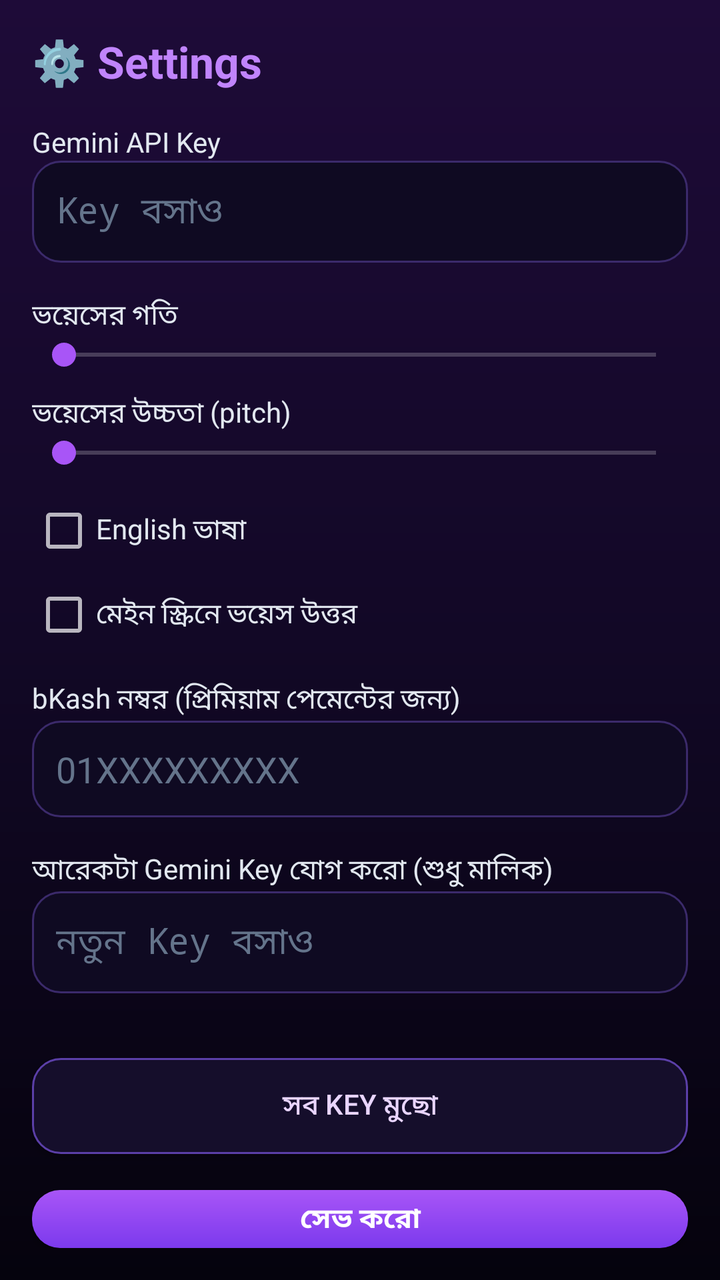
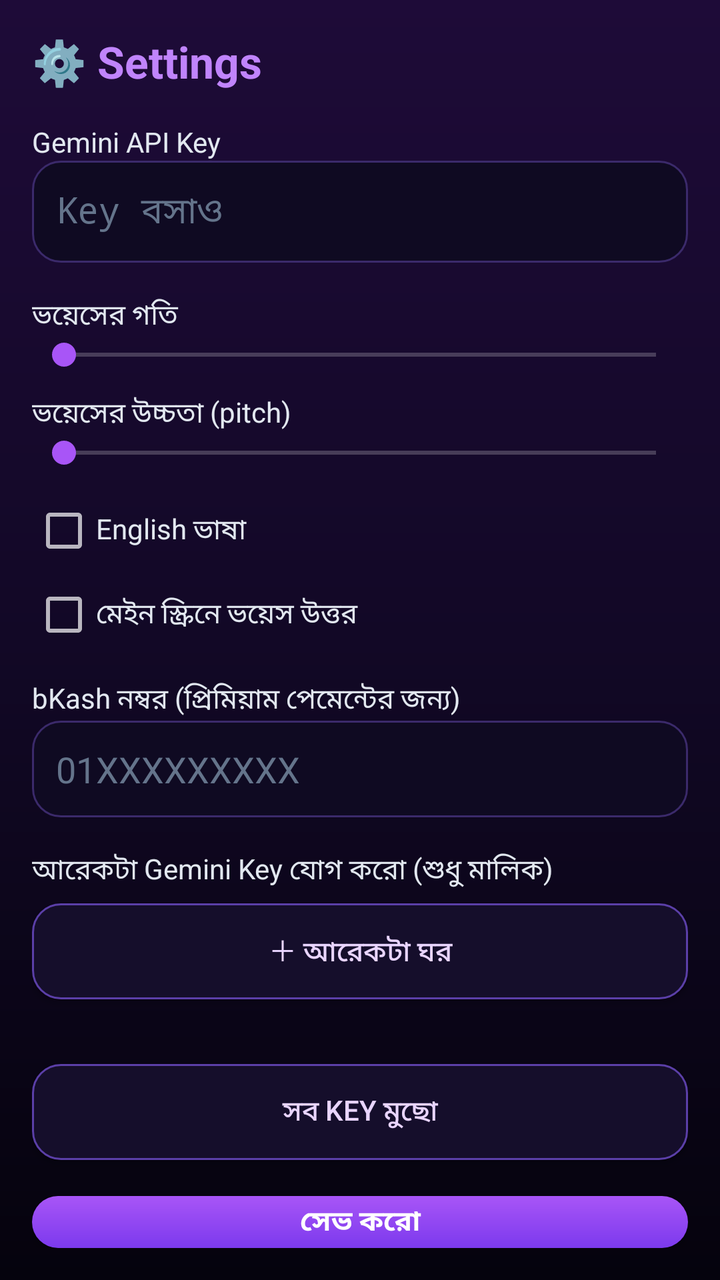

An Android layout rendered at two revisions. The XML below is the earlier revision; the diff shows what the commit changed to produce the second picture.
<!-- AndroidManifest.xml: application theme AppTheme -->
<!-- res/layout/activity_settings.xml -->
<?xml version="1.0" encoding="utf-8"?>
<LinearLayout xmlns:android="http://schemas.android.com/apk/res/android"
    android:layout_width="match_parent"
    android:layout_height="match_parent"
    android:background="@drawable/bg_main"
    android:orientation="vertical"
    android:padding="16dp">

    <TextView
        android:layout_width="match_parent"
        android:layout_height="wrap_content"
        android:text="⚙️ Settings"
        android:textColor="#C084FC"
        android:textSize="22sp"
        android:textStyle="bold" />

    <TextView
        android:layout_width="match_parent"
        android:layout_height="wrap_content"
        android:layout_marginTop="16dp"
        android:text="Gemini API Key"
        android:textColor="#E2E8F0" />

    <EditText
        android:id="@+id/setKey"
        android:layout_width="match_parent"
        android:layout_height="wrap_content"
        android:background="@drawable/bg_input"
        android:hint="Key বসাও"
        android:inputType="textPassword"
        android:padding="12dp"
        android:textColor="#E8F4FF"
        android:textColorHint="#64748B" />

    <TextView
        android:layout_width="match_parent"
        android:layout_height="wrap_content"
        android:layout_marginTop="16dp"
        android:text="ভয়েসের গতি"
        android:textColor="#E2E8F0" />

    <SeekBar
        android:id="@+id/setSpeed"
        android:layout_width="match_parent"
        android:layout_height="wrap_content"
        android:max="20" />

    <TextView
        android:layout_width="match_parent"
        android:layout_height="wrap_content"
        android:layout_marginTop="10dp"
        android:text="ভয়েসের উচ্চতা (pitch)"
        android:textColor="#E2E8F0" />

    <SeekBar
        android:id="@+id/setPitch"
        android:layout_width="match_parent"
        android:layout_height="wrap_content"
        android:max="20" />

    <CheckBox
        android:id="@+id/setEnglish"
        android:layout_width="match_parent"
        android:layout_height="wrap_content"
        android:layout_marginTop="14dp"
        android:text="English ভাষা"
        android:textColor="#E2E8F0" />

    <CheckBox
        android:id="@+id/setMainVoice"
        android:layout_width="match_parent"
        android:layout_height="wrap_content"
        android:layout_marginTop="10dp"
        android:text="মেইন স্ক্রিনে ভয়েস উত্তর"
        android:textColor="#E2E8F0" />

    <TextView
        android:layout_width="match_parent"
        android:layout_height="wrap_content"
        android:layout_marginTop="16dp"
        android:text="bKash নম্বর (প্রিমিয়াম পেমেন্টের জন্য)"
        android:textColor="#E2E8F0" />

    <EditText
        android:id="@+id/setBkash"
        android:layout_width="match_parent"
        android:layout_height="wrap_content"
        android:background="@drawable/bg_input"
        android:hint="01XXXXXXXXX"
        android:inputType="phone"
        android:padding="12dp"
        android:textColor="#E8F4FF"
        android:textColorHint="#64748B" />

    <TextView
        android:id="@+id/setKeyLabel"
        android:layout_width="match_parent"
        android:layout_height="wrap_content"
        android:layout_marginTop="16dp"
        android:text="আরেকটা Gemini Key যোগ করো (শুধু মালিক)"
        android:textColor="#E2E8F0" />

    <EditText
        android:id="@+id/setAddKey"
        android:layout_width="match_parent"
        android:layout_height="wrap_content"
        android:background="@drawable/bg_input"
        android:hint="নতুন Key বসাও"
        android:inputType="textPassword"
        android:padding="12dp"
        android:textColor="#E8F4FF"
        android:textColorHint="#64748B" />

    <TextView
        android:id="@+id/setKeyCount"
        android:layout_width="match_parent"
        android:layout_height="wrap_content"
        android:layout_marginTop="8dp"
        android:textColor="#94A3B8"
        android:textSize="12sp" />

    <Button
        android:id="@+id/setClearKeys"
        android:layout_width="match_parent"
        android:layout_height="wrap_content"
        android:layout_marginTop="8dp"
        android:background="@drawable/btn_secondary"
        android:text="সব Key মুছো"
        android:textColor="#E9D5FF" />

    <Button
        android:id="@+id/setSave"
        android:layout_width="match_parent"
        android:layout_height="wrap_content"
        android:layout_marginTop="18dp"
        android:background="@drawable/btn_primary"
        android:text="সেভ করো"
        android:textColor="#FFFFFF"
        android:textStyle="bold" />

    <TextView
        android:id="@+id/setInfo"
        android:layout_width="match_parent"
        android:layout_height="wrap_content"
        android:layout_marginTop="14dp"
        android:textColor="#94A3B8"
        android:textSize="12sp" />
</LinearLayout>
<!-- resources referenced by this layout -->
<resources>
  <!-- drawable bg_input (drawable) -->
  <?xml version="1.0" encoding="utf-8"?>
  <shape xmlns:android="http://schemas.android.com/apk/res/android" android:shape="rectangle">
      <corners android:radius="14dp" />
      <solid android:color="#0F0A22" />
      <stroke android:width="1dp" android:color="#3B2A6B" />
  </shape>
  <!-- drawable bg_main (drawable) -->
  <?xml version="1.0" encoding="utf-8"?>
  <shape xmlns:android="http://schemas.android.com/apk/res/android" android:shape="rectangle">
      <gradient
          android:angle="270"
          android:startColor="#1E0B38"
          android:centerColor="#120826"
          android:endColor="#05030D" />
  </shape>
  <!-- drawable btn_primary (drawable) -->
  <?xml version="1.0" encoding="utf-8"?>
  <shape xmlns:android="http://schemas.android.com/apk/res/android" android:shape="rectangle">
      <corners android:radius="14dp" />
      <gradient
          android:angle="270"
          android:startColor="#A855F7"
          android:endColor="#7C3AED" />
  </shape>
  <!-- drawable btn_secondary (drawable) -->
  <?xml version="1.0" encoding="utf-8"?>
  <shape xmlns:android="http://schemas.android.com/apk/res/android" android:shape="rectangle">
      <corners android:radius="14dp" />
      <solid android:color="#150E2B" />
      <stroke android:width="1dp" android:color="#5B3FA8" />
  </shape>
  <style name="AppTheme" parent="android:Theme.Material.NoActionBar">
          <item name="android:windowBackground">#05030D</item>
          <item name="android:colorAccent">#A855F7</item>
          <item name="android:statusBarColor">#05030D</item>
          <item name="android:navigationBarColor">#05030D</item>
          <item name="android:windowLightStatusBar">false</item>
      </style>
</resources>

<!-- the commit's change to res/layout/activity_settings.xml (unified diff, before → after) -->
@@ -100,16 +100,20 @@
         android:text="আরেকটা Gemini Key যোগ করো (শুধু মালিক)"
         android:textColor="#E2E8F0" />
 
-    <EditText
-        android:id="@+id/setAddKey"
+    <LinearLayout
+        android:id="@+id/setKeysList"
         android:layout_width="match_parent"
         android:layout_height="wrap_content"
-        android:background="@drawable/bg_input"
-        android:hint="নতুন Key বসাও"
-        android:inputType="textPassword"
-        android:padding="12dp"
-        android:textColor="#E8F4FF"
-        android:textColorHint="#64748B" />
+        android:orientation="vertical" />
+
+    <Button
+        android:id="@+id/setAddKeyRow"
+        android:layout_width="match_parent"
+        android:layout_height="wrap_content"
+        android:layout_marginTop="6dp"
+        android:background="@drawable/btn_secondary"
+        android:text="＋ আরেকটা ঘর"
+        android:textColor="#E9D5FF" />
 
     <TextView
         android:id="@+id/setKeyCount"
